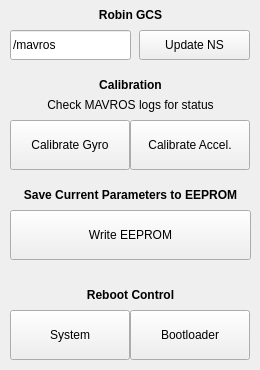
This is resource/RobinGCS.ui in qutas/rqt_robin_gcs as Qt 5 draws it before an edit. The edited form follows.
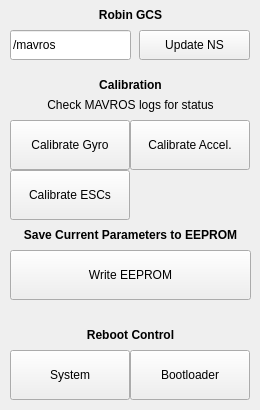
This is the edited form.

Commit message: Untested ESC cal feature

```diff
--- a/resource/RobinGCS.ui
+++ b/resource/RobinGCS.ui
@@ -7,7 +7,7 @@
     <x>0</x>
     <y>0</y>
     <width>260</width>
-    <height>370</height>
+    <height>410</height>
    </rect>
   </property>
   <property name="sizePolicy">
@@ -19,7 +19,7 @@
   <property name="minimumSize">
    <size>
     <width>260</width>
-    <height>370</height>
+    <height>410</height>
    </size>
   </property>
   <property name="windowTitle">
@@ -162,7 +162,7 @@
    <property name="geometry">
     <rect>
      <x>10</x>
-     <y>180</y>
+     <y>220</y>
      <width>241</width>
      <height>30</height>
     </rect>
@@ -187,7 +187,7 @@
    <property name="geometry">
     <rect>
      <x>10</x>
-     <y>210</y>
+     <y>250</y>
      <width>241</width>
      <height>50</height>
     </rect>
@@ -200,7 +200,7 @@
    <property name="geometry">
     <rect>
      <x>10</x>
-     <y>280</y>
+     <y>320</y>
      <width>241</width>
      <height>30</height>
     </rect>
@@ -225,7 +225,7 @@
    <property name="geometry">
     <rect>
      <x>130</x>
-     <y>310</y>
+     <y>350</y>
      <width>120</width>
      <height>50</height>
     </rect>
@@ -241,7 +241,7 @@
    <property name="geometry">
     <rect>
      <x>10</x>
-     <y>310</y>
+     <y>350</y>
      <width>120</width>
      <height>50</height>
     </rect>
@@ -250,6 +250,22 @@
     <string>System</string>
    </property>
   </widget>
+  <widget class="QPushButton" name="button_cal_esc">
+   <property name="enabled">
+    <bool>true</bool>
+   </property>
+   <property name="geometry">
+    <rect>
+     <x>10</x>
+     <y>170</y>
+     <width>120</width>
+     <height>50</height>
+    </rect>
+   </property>
+   <property name="text">
+    <string>Calibrate ESCs</string>
+   </property>
+  </widget>
  </widget>
  <resources/>
  <connections/>
```
The commit also changes 1 other file.
